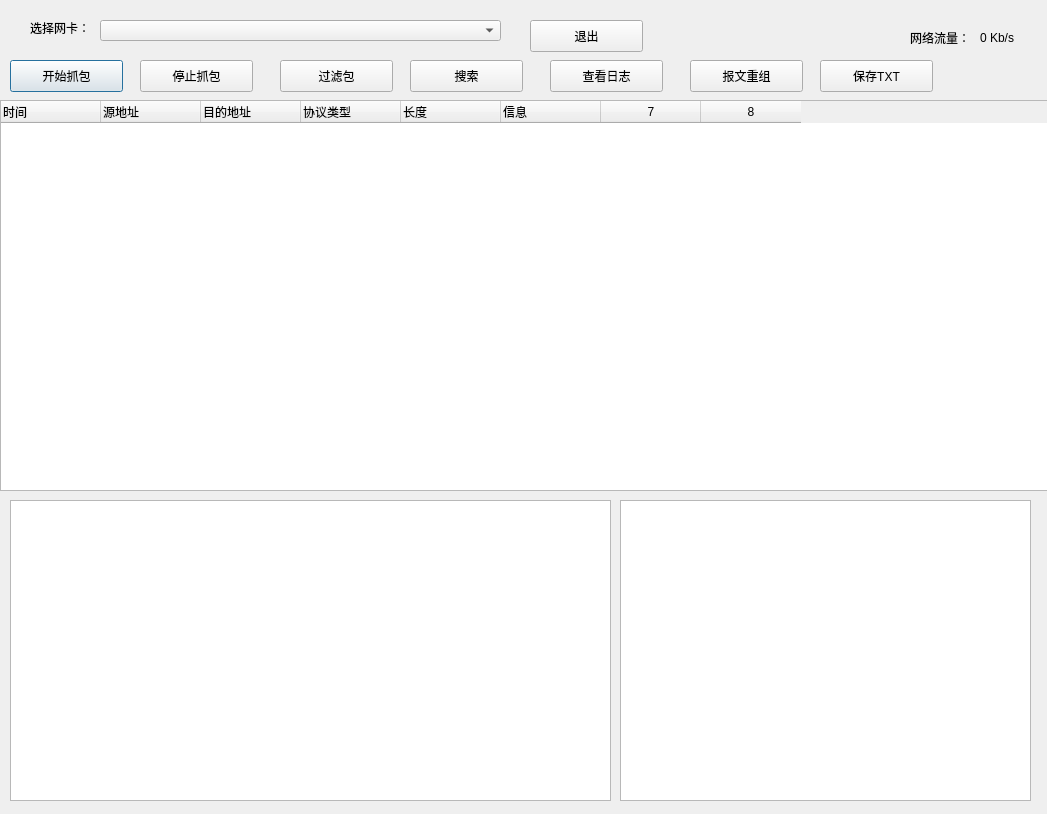
Qt form main.ui (cwellszhang/Sniffer) before a commit.
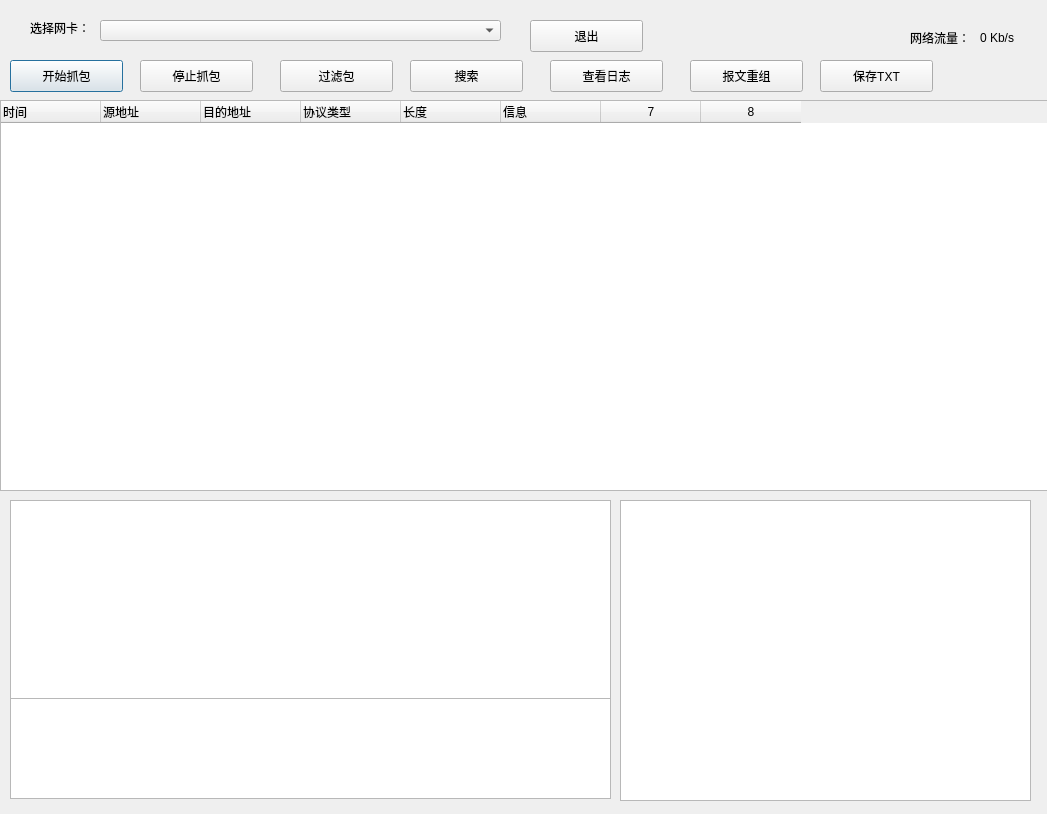
The same form after that commit.

Patch:
```diff
--- a/main.ui
+++ b/main.ui
@@ -130,19 +130,6 @@
     <string>退出</string>
    </property>
   </widget>
-  <widget class="QTextBrowser" name="textBrowser">
-   <property name="geometry">
-    <rect>
-     <x>10</x>
-     <y>500</y>
-     <width>601</width>
-     <height>301</height>
-    </rect>
-   </property>
-   <property name="focusPolicy">
-    <enum>Qt::ClickFocus</enum>
-   </property>
-  </widget>
   <widget class="QLabel" name="label_2">
    <property name="geometry">
     <rect>
@@ -321,6 +308,26 @@
     </rect>
    </property>
   </widget>
+  <widget class="QTextEdit" name="textEdit">
+   <property name="geometry">
+    <rect>
+     <x>10</x>
+     <y>500</y>
+     <width>601</width>
+     <height>201</height>
+    </rect>
+   </property>
+  </widget>
+  <widget class="QTextEdit" name="textEdit_2">
+   <property name="geometry">
+    <rect>
+     <x>10</x>
+     <y>698</y>
+     <width>601</width>
+     <height>101</height>
+    </rect>
+   </property>
+  </widget>
   <action name="actionMenubar">
    <property name="text">
     <string>menubar</string>
```
Left out of the diff: 4 changed lines with no effect on the pictures.
